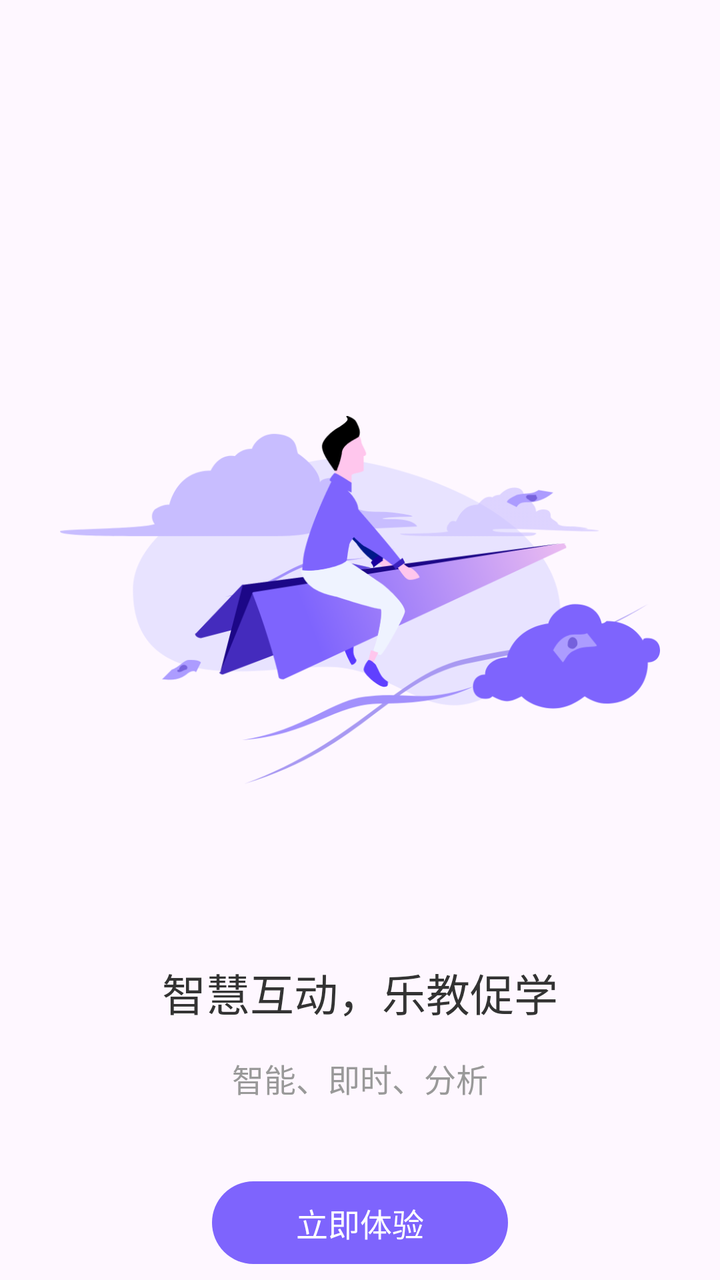
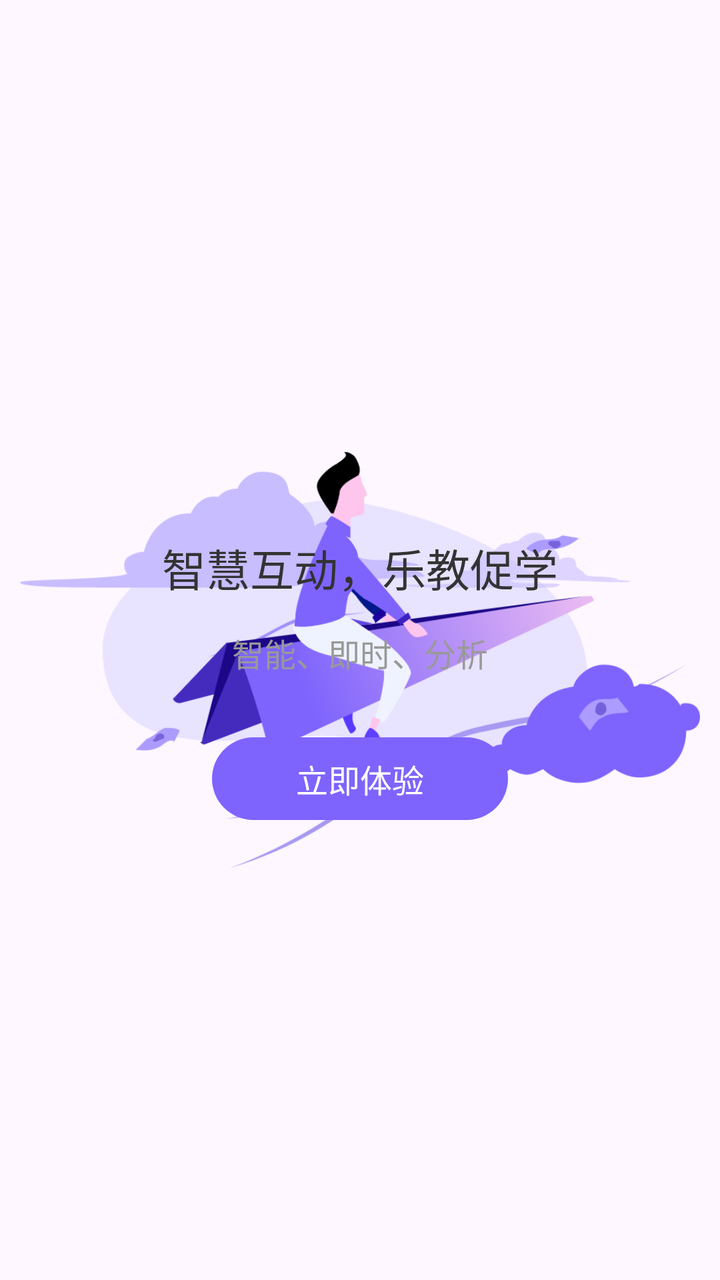

Screens rendered from an Android XML layout before and after an edit, with the pre-edit source and the edit as a unified diff.
<!-- AndroidManifest.xml: application theme Theme.AIDraw -->
<!-- res/layout/fragment_guide_four.xml -->
<?xml version="1.0" encoding="utf-8"?>
<FrameLayout xmlns:android="http://schemas.android.com/apk/res/android"
    xmlns:tools="http://schemas.android.com/tools"
    android:layout_width="match_parent"
    android:layout_height="match_parent"
    xmlns:app="http://schemas.android.com/apk/res-auto"
    tools:context=".GuideFragmentFour">

    
    <androidx.constraintlayout.widget.ConstraintLayout
        android:layout_width="match_parent"
        android:layout_height="match_parent">

        <ImageView
            android:id="@+id/imageView13"
            android:layout_width="300dp"
            android:layout_height="300dp"
            android:layout_gravity="center"
            android:src="@drawable/guide_4"
            android:layout_marginTop="150dp"
            app:layout_constraintEnd_toEndOf="parent"
            app:layout_constraintStart_toStartOf="parent"
            app:layout_constraintTop_toTopOf="parent" />

        <TextView
            android:id="@+id/textView35"
            android:layout_width="wrap_content"
            android:layout_height="wrap_content"
            android:text="智慧互动，乐教促学"
            android:textColor="#333333"
            android:textSize="22sp"
            android:layout_marginTop="30dp"
            app:layout_constraintEnd_toEndOf="parent"
            app:layout_constraintStart_toStartOf="parent"
            app:layout_constraintTop_toBottomOf="@+id/imageView13" />

        <TextView
            android:id="@+id/textView37"
            android:layout_width="wrap_content"
            android:layout_height="wrap_content"
            android:text="智能、即时、分析"
            android:textColor="#999999"
            android:textSize="16sp"
            android:layout_marginTop="15dp"
            app:layout_constraintEnd_toEndOf="parent"
            app:layout_constraintStart_toStartOf="parent"
            app:layout_constraintTop_toBottomOf="@+id/textView35" />

        <TextView
            android:id="@+id/start"
            android:layout_width="wrap_content"
            android:layout_height="wrap_content"
            android:textColor="#FFFFFF"
            android:textSize="16sp"
            android:text="立即体验"
            android:paddingLeft="42dp"
            android:paddingRight="42dp"
            android:paddingTop="9dp"
            android:paddingBottom="9dp"
            android:background="@drawable/point_2"
            android:layout_marginTop="40dp"
            app:layout_constraintEnd_toEndOf="parent"
            app:layout_constraintStart_toStartOf="parent"
            app:layout_constraintTop_toBottomOf="@+id/textView37"/>
    </androidx.constraintlayout.widget.ConstraintLayout>
</FrameLayout>
<!-- resources referenced by this layout -->
<resources>
  <!-- drawable guide_4: png bitmap (drawable, 57142 bytes) -->
  <!-- drawable point_2 (drawable) -->
  <?xml version="1.0" encoding="utf-8"?>
  
  <shape xmlns:android="http://schemas.android.com/apk/res/android">
  
      <solid
          android:color="#FF7E64FD"/>
  
      <corners
          android:bottomLeftRadius="39dp"
          android:bottomRightRadius="39dp"
          android:topLeftRadius="39dp"
          android:topRightRadius="39dp"/>
  </shape>
  <style name="Theme.AIDraw" parent="Base.Theme.AIDraw" />
  <style name="Base.Theme.AIDraw" parent="Theme.Material3.DayNight.NoActionBar">
          
          
      </style>
</resources>

<!-- the commit's change to res/layout/fragment_guide_four.xml (unified diff, before → after) -->
@@ -13,11 +13,11 @@
 
         <ImageView
             android:id="@+id/imageView13"
-            android:layout_width="300dp"
+            android:layout_width="340dp"
             android:layout_height="300dp"
             android:layout_gravity="center"
             android:src="@drawable/guide_4"
-            android:layout_marginTop="150dp"
+            android:layout_marginTop="180dp"
             app:layout_constraintEnd_toEndOf="parent"
             app:layout_constraintStart_toStartOf="parent"
             app:layout_constraintTop_toTopOf="parent" />
@@ -29,10 +29,10 @@
             android:text="智慧互动，乐教促学"
             android:textColor="#333333"
             android:textSize="22sp"
-            android:layout_marginTop="30dp"
+            android:layout_marginBottom ="340dp"
             app:layout_constraintEnd_toEndOf="parent"
             app:layout_constraintStart_toStartOf="parent"
-            app:layout_constraintTop_toBottomOf="@+id/imageView13" />
+            app:layout_constraintBottom_toBottomOf="parent" />
 
         <TextView
             android:id="@+id/textView37"
@@ -41,26 +41,35 @@
             android:text="智能、即时、分析"
             android:textColor="#999999"
             android:textSize="16sp"
-            android:layout_marginTop="15dp"
+            android:layout_marginBottom="302dp"
             app:layout_constraintEnd_toEndOf="parent"
             app:layout_constraintStart_toStartOf="parent"
-            app:layout_constraintTop_toBottomOf="@+id/textView35" />
+            app:layout_constraintBottom_toBottomOf="parent"/>
 
         <TextView
             android:id="@+id/start"
             android:layout_width="wrap_content"
             android:layout_height="wrap_content"
+            android:layout_marginBottom="230dp"
+            android:background="@drawable/point_2"
+            android:paddingLeft="42dp"
+            android:paddingTop="9dp"
+            android:paddingRight="42dp"
+            android:paddingBottom="9dp"
+            android:text="立即体验"
             android:textColor="#FFFFFF"
             android:textSize="16sp"
-            android:text="立即体验"
-            android:paddingLeft="42dp"
-            android:paddingRight="42dp"
-            android:paddingTop="9dp"
-            android:paddingBottom="9dp"
-            android:background="@drawable/point_2"
-            android:layout_marginTop="40dp"
+            app:layout_constraintBottom_toBottomOf="parent"
             app:layout_constraintEnd_toEndOf="parent"
-            app:layout_constraintStart_toStartOf="parent"
-            app:layout_constraintTop_toBottomOf="@+id/textView37"/>
+            app:layout_constraintStart_toStartOf="parent" />
+
+        <androidx.constraintlayout.widget.ConstraintLayout
+            android:id="@+id/constraintLayout"
+            android:layout_width="wrap_content"
+            android:layout_height="wrap_content"
+            android:layout_marginBottom="250dp"
+            app:layout_constraintBottom_toBottomOf="parent"
+            app:layout_constraintEnd_toEndOf="parent"
+            app:layout_constraintStart_toStartOf="parent"/>
     </androidx.constraintlayout.widget.ConstraintLayout>
 </FrameLayout>
